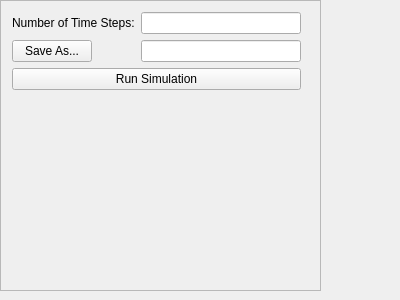
This is GalaxySim2020/src/Graphics/GUI Components/QtGui/SimulationWidget/SimulationWidget.ui in CoffeeCat0010/GalaxySim2020 as Qt 5 draws it before an edit. The edited form follows.
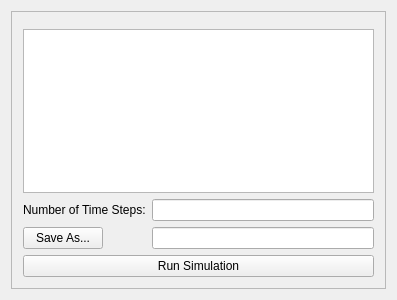
This is the edited form.

Diff of the .ui file:
```diff
--- a/GalaxySim2020/src/Graphics/GUI Components/QtGui/SimulationWidget/SimulationWidget.ui
+++ b/GalaxySim2020/src/Graphics/GUI Components/QtGui/SimulationWidget/SimulationWidget.ui
@@ -6,22 +6,16 @@
    <rect>
     <x>0</x>
     <y>0</y>
-    <width>400</width>
+    <width>397</width>
     <height>300</height>
    </rect>
   </property>
   <property name="windowTitle">
    <string>SimulationWidget</string>
   </property>
+  <layout class="QVBoxLayout" name="verticalLayout_2">
+   <item>
   <widget class="QScrollArea" name="scrollArea">
-   <property name="geometry">
-    <rect>
-     <x>0</x>
-     <y>0</y>
-     <width>321</width>
-     <height>291</height>
-    </rect>
-   </property>
    <property name="widgetResizable">
     <bool>true</bool>
    </property>
@@ -30,51 +24,64 @@
      <rect>
       <x>0</x>
       <y>0</y>
-      <width>319</width>
-      <height>289</height>
-     </rect>
-    </property>
-    <widget class="QWidget" name="formLayoutWidget">
-     <property name="geometry">
-      <rect>
-       <x>0</x>
-       <y>0</y>
-       <width>311</width>
-       <height>281</height>
-      </rect>
-     </property>
+        <width>377</width>
+        <height>280</height>
+       </rect>
+      </property>
+      <layout class="QVBoxLayout" name="verticalLayout">
+       <item>
+        <widget class="Line" name="line">
+         <property name="orientation">
+          <enum>Qt::Vertical</enum>
+         </property>
+        </widget>
+       </item>
+       <item>
      <layout class="QFormLayout" name="scrollLayout">
       <item row="1" column="0">
+          <widget class="QLabel" name="timeStepsInputLabel">
+           <property name="text">
+            <string>Number of Time Steps:</string>
+           </property>
+          </widget>
+         </item>
+         <item row="1" column="1">
+          <widget class="QLineEdit" name="timeStepsLine">
+           <property name="toolTip">
+            <string>Number of Time steps</string>
+           </property>
+           <property name="toolTipDuration">
+            <number>-1</number>
+           </property>
+          </widget>
+         </item>
+         <item row="2" column="0">
        <widget class="QPushButton" name="SaveAsButton">
         <property name="text">
          <string>Save As...</string>
         </property>
        </widget>
       </item>
-      <item row="1" column="1">
+         <item row="2" column="1">
        <widget class="QLineEdit" name="FilePath"/>
       </item>
-      <item row="2" column="0" colspan="2">
+         <item row="3" column="0" colspan="2">
        <widget class="QPushButton" name="RunSimulation">
         <property name="text">
          <string>Run Simulation</string>
         </property>
        </widget>
       </item>
-      <item row="0" column="1">
-       <widget class="QLineEdit" name="timeStepsLine"/>
-      </item>
-      <item row="0" column="0">
-       <widget class="QLabel" name="label">
-        <property name="text">
-         <string>Number of Time Steps:</string>
-        </property>
-       </widget>
+         <item row="0" column="0" colspan="2">
+          <widget class="QTreeView" name="p_gravObjView"/>
+         </item>
+        </layout>
       </item>
      </layout>
     </widget>
    </widget>
-  </widget>
+   </item>
+  </layout>
  </widget>
  <layoutdefault spacing="6" margin="11"/>
  <resources/>
```
Left out of the diff: 3 changed lines with no effect on the pictures. Lines whose indentation alone changed are shown as unchanged.
